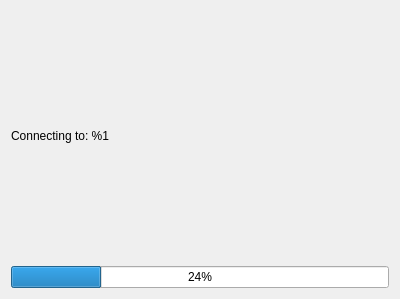
The window that src/actionplugins/sendfile/helper/pages/connecting.ui (KDE/bluedevil) describes before a commit, drawn with Qt 5.
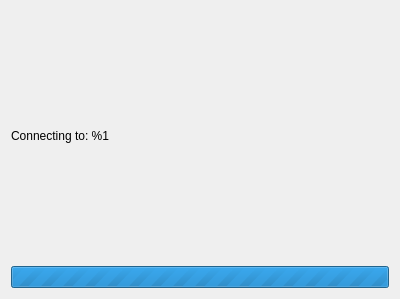
The same window after the commit.

Commit message: Added connectingPage, needed to have a interface when connecting to the device

```diff
--- a/src/actionplugins/sendfile/helper/pages/connecting.ui
+++ b/src/actionplugins/sendfile/helper/pages/connecting.ui
@@ -23,8 +23,11 @@
    </item>
    <item>
     <widget class="QProgressBar" name="progressBar">
+     <property name="maximum">
+      <number>0</number>
+     </property>
      <property name="value">
-      <number>24</number>
+      <number>473</number>
      </property>
     </widget>
    </item>
```
Left out of the diff: 2 changed lines with no effect on the pictures. The commit also changes 3 other files.
